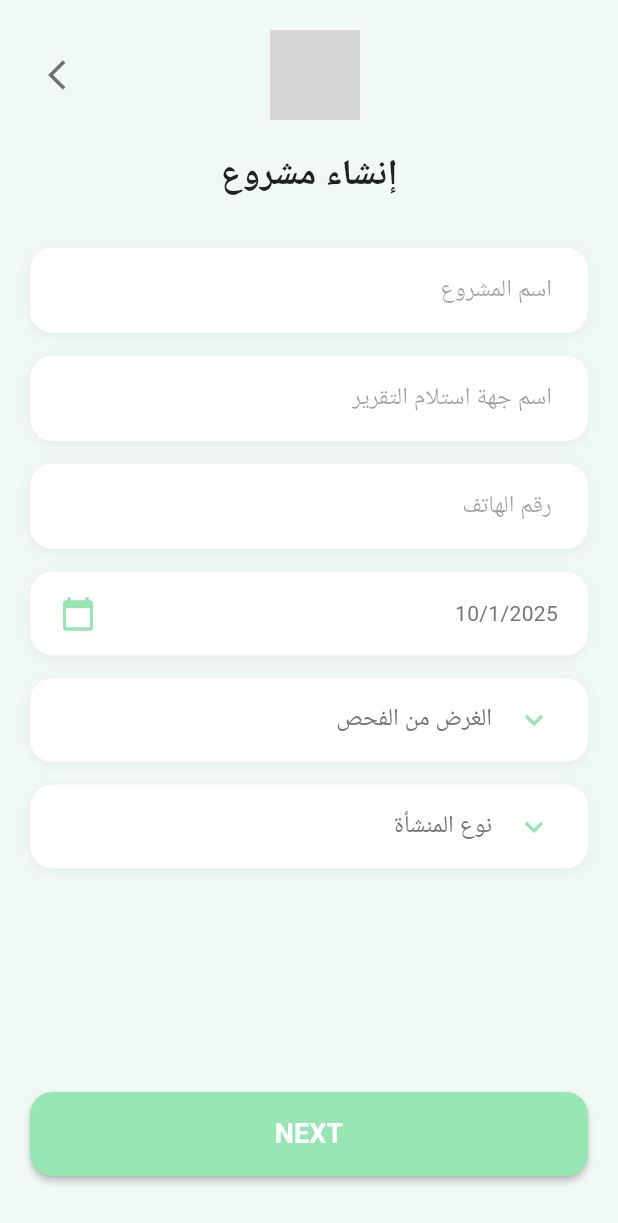
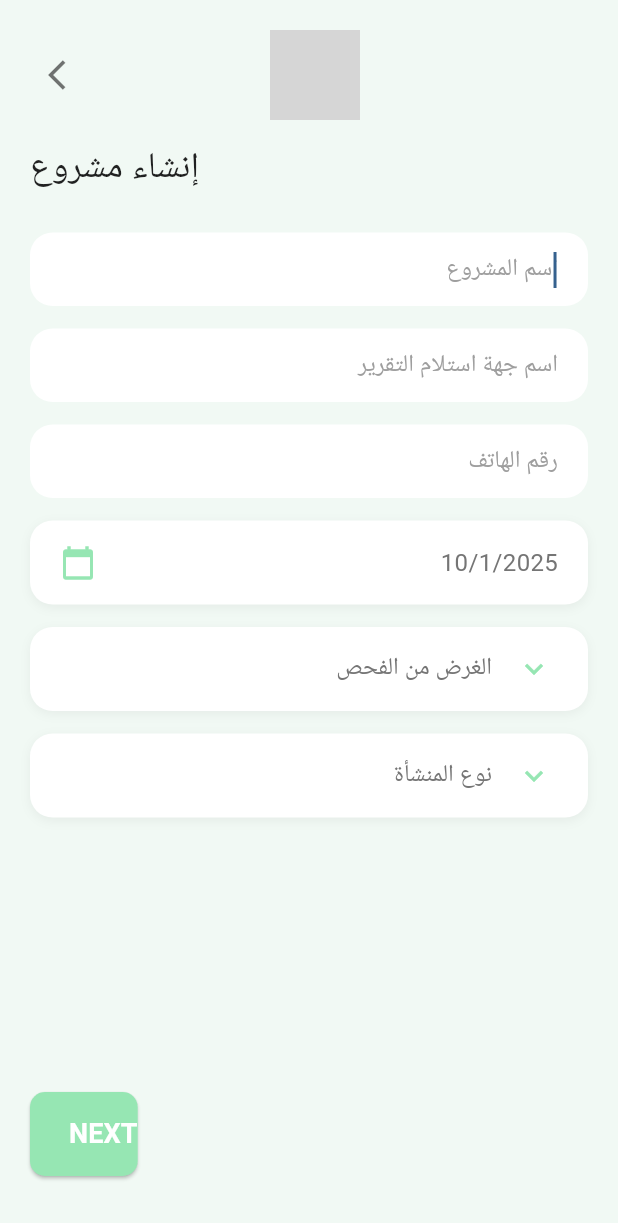
Before and after one commit to b0yx/ersi_dashboard, a Flutter app: the CreateProjectView screen opened by its route, on a phone screen of 412 x 824 dp. Shown: the top 1223 px of the screen. Run offline on Flutter 3.47's test engine with Material 3 defaults, Android fonts, the phone set to English and light mode, and no system bars; our stand-ins replace get, image_picker, shared_preferences; accounts and stored records are empty; grey boxes are pictures that could not be loaded.

Commit message:
This commit for Branch Ashraf

```diff
--- a/lib/app/modules/home/views/screen/create_project_view.dart
+++ b/lib/app/modules/home/views/screen/create_project_view.dart
@@ -1,9 +1,17 @@
+import 'package:ersei/app/core/constant/colors.dart';
+import 'package:ersei/app/core/constant/imagesassets.dart';
 import 'package:ersei/app/routes/app_pages.dart';
 import 'package:flutter/material.dart';
 import 'package:get/get.dart';
 
 import '../../controllers/create_project_controller.dart';
-
+import '../widget/custometext.dart';
+import '../widget/customtextformfield.dart';
+import '../widget/custom_date_picker.dart';
+import '../widget/custom_dropdown.dart';
+import '../widget/customelevetbutton.dart';
+import '../widget/custom_bottom_sheet.dart';
+import '../widget/custom_header.dart';
 
 class CreateProjectView extends GetView<CreateProjectController> {
   const CreateProjectView({Key? key}) : super(key: key);
@@ -11,226 +19,100 @@ class CreateProjectView extends GetView<CreateProjectController> {
   @override
   Widget build(BuildContext context) {
     return Scaffold(
-      backgroundColor: const Color(0xFFF1F9F4),
+      backgroundColor: ColorsApp.backgroundforapp,
       body: SafeArea(
-        child: LayoutBuilder(
-          builder: (context, constraints) {
-            return SingleChildScrollView(
-              child: ConstrainedBox(
-                constraints: BoxConstraints(
-                  minHeight: constraints.maxHeight,
-                ),
-                child: IntrinsicHeight(
         child: Padding(
           padding: const EdgeInsets.all(20.0),
           child: Column(
             crossAxisAlignment: CrossAxisAlignment.start,
             children: [
-                        Row(
-                          children: [
-                            IconButton(
-                              onPressed: () => Get.back(),
-                              icon: const Icon(Icons.arrow_back_ios),
-                              color: Colors.black54,
-                            ),
-                            const Expanded(
-                              child: Center(
-                                child: Image(
-                                  image: AssetImage('images/ers.eilogo.png'),
-                                  height: 60,
-                                ),
-                              ),
-                            ),
-                            const SizedBox(width: 40),
-                          ],
+              CustomHeader(
+                onBackPressed: () => Get.back(),
+                logoPath: ImageAssets.applogo,
               ),
               const SizedBox(height: 20),
               const Center(
-                          child: Text(
-                            'إنشاء مشروع',
-                            style: TextStyle(
+                child: CustomText(
+                  text: 'إنشاء مشروع',
                   fontSize: 24,
+                  maxLine: 1,
                   fontWeight: FontWeight.bold,
                   color: Colors.black87,
                 ),
               ),
-                        ),
               const SizedBox(height: 30),
-                        _buildInputField(
-                          hint: 'اسم المشروع',
-                          textAlign: TextAlign.right,
-                        ),
-                        const SizedBox(height: 15),
-                        _buildInputField(
-                          hint: 'اسم جهة استلام التقرير',
-                          textAlign: TextAlign.right,
-                        ),
-                        const SizedBox(height: 15),
-                        _buildInputField(
-                          hint: 'رقم الهاتف',
-                          textAlign: TextAlign.right,
-                          keyboardType: TextInputType.phone,
-                        ),
-                        const SizedBox(height: 15),
-                        _buildDatePicker(context),
-                        const SizedBox(height: 15),
-                        _buildDropdownField(
-                          title: 'الغرض من الفحص',
-                          onTap: () => _showPurposeSelection(),
-                        ),
-                        const SizedBox(height: 15),
-                        _buildDropdownField(
-                          title: 'نوع المنشأة',
-                          onTap: () => _showBuildingTypeSelection(),
-                        ),
-                        const Spacer(),
-                        _buildNextButton(),
-                        const SizedBox(height: 20),
-                      ],
-                    ),
-                  ),
-                ),
-              ),
-            );
-          },
-        ),
-      ),
-    );
-  }
-
-  Widget _buildInputField({
-    required String hint,
-    TextAlign textAlign = TextAlign.left,
-    TextInputType? keyboardType,
-  }) {
-    return Container(
-      decoration: BoxDecoration(
-        color: Colors.white,
-        borderRadius: BorderRadius.circular(15),
-        boxShadow: [
-          BoxShadow(
-            color: Colors.black.withOpacity(0.05),
-            blurRadius: 5,
-            offset: const Offset(0, 2),
-          ),
-        ],
-      ),
-      child: TextFormField(
-        textAlign: textAlign,
-        keyboardType: keyboardType,
-        decoration: InputDecoration(
-          hintText: hint,
-          hintStyle: const TextStyle(color: Colors.black38),
-          border: OutlineInputBorder(
+              CustomTextFormField(
+                hintText: 'اسم المشروع',
+                textalign: TextAlign.right,
+                controller: TextEditingController(),
+                contentPadding:
+                    const EdgeInsets.symmetric(horizontal: 16, vertical: 12),
+                hintstyle: const TextStyle(color: Colors.grey),
+                keyboardType:
+                    TextInputType.text, // لتحديد لوحة المفاتيح المناسبة
+                fillColor: Colors.white, // تحديد خلفية الحقل باللون الأبيض
+                filled: true, // تأكيد أن الخلفية مليئة
+                borders: OutlineInputBorder(
                   borderRadius: BorderRadius.circular(15),
                   borderSide: BorderSide.none,
                 ),
+              ),
+              const SizedBox(height: 15),
+              CustomTextFormField(
                 contentPadding:
-              const EdgeInsets.symmetric(horizontal: 20, vertical: 16),
+                    const EdgeInsets.symmetric(horizontal: 16, vertical: 12),
+                hintText: 'اسم جهة استلام التقرير',
+                textalign: TextAlign.right,
+                controller: TextEditingController(),
+                hintstyle: const TextStyle(color: Colors.grey),
+                keyboardType: TextInputType.text,
+                fillColor: Colors.white, // تحديد خلفية الحقل باللون الأبيض
+                filled: true, // تأكيد أن الخلفية مليئة
+                borders: OutlineInputBorder(
+                  borderRadius: BorderRadius.circular(15),
+                  borderSide: BorderSide.none,
                 ),
               ),
-    );
-  }
-
-  Widget _buildDatePicker(BuildContext context) {
-    return InkWell(
-      onTap: () async {
-        final DateTime? picked = await showDatePicker(
-          context: context,
-          initialDate: controller.selectedDate.value,
-          firstDate: DateTime(2000),
-          lastDate: DateTime(2026),
-        );
-        if (picked != null) {
-          controller.updateDate(picked);
-        }
-      },
-      child: Container(
-        padding: const EdgeInsets.symmetric(horizontal: 20, vertical: 16),
-        decoration: BoxDecoration(
-          color: Colors.white,
+              const SizedBox(height: 15),
+              CustomTextFormField(
+                hintText: 'رقم الهاتف',
+                textalign: TextAlign.right,
+                controller: TextEditingController(),
+                contentPadding:
+                    const EdgeInsets.symmetric(horizontal: 16, vertical: 12),
+                hintstyle: const TextStyle(color: Colors.grey),
+                keyboardType: TextInputType.phone,
+                fillColor: Colors.white, // تحديد خلفية الحقل باللون الأبيض
+                filled: true,
+                borders: OutlineInputBorder(
                   borderRadius: BorderRadius.circular(15),
-          boxShadow: [
-            BoxShadow(
-              color: Colors.black.withOpacity(0.05),
-              blurRadius: 5,
-              offset: const Offset(0, 2),
+                  borderSide: BorderSide.none,
                 ),
-          ],
               ),
-        child: Row(
-          children: [
-            const Icon(
-              Icons.calendar_today,
-              color: Color(0xFF96E6B3),
+              const SizedBox(height: 15),
+              CustomDatePicker(
+                selectedDate: controller.selectedDate.value,
+                onDateChanged: controller.updateDate,
+              ),
+              const SizedBox(height: 15),
+              CustomDropdownField(
+                title: 'الغرض من الفحص',
+                onTap: _showPurposeSelection,
+              ),
+              const SizedBox(height: 15),
+              CustomDropdownField(
+                title: 'نوع المنشأة',
+                onTap: _showBuildingTypeSelection,
               ),
               const Spacer(),
-            Obx(() => Text(
-                  '${controller.selectedDate.value.day}/${controller.selectedDate.value.month}/${controller.selectedDate.value.year}',
-                  style: TextStyle(
-                    color: Colors.grey[600],
+              CustomElevatedButton(
+                label: 'NEXT',
+                backgroundColor: const Color(0xFF96E6B3),
+                textColor: Colors.white,
+                onPressed: () => Get.toNamed(Routes.INSPECTION_TYPES),
               ),
-                )),
+              const SizedBox(height: 20),
             ],
-        ),
-      ),
-    );
-  }
-
-  Widget _buildDropdownField({
-    required String title,
-    required VoidCallback onTap,
-  }) {
-    return InkWell(
-      onTap: onTap,
-      child: Container(
-        decoration: BoxDecoration(
-          color: Colors.white,
-          borderRadius: BorderRadius.circular(15),
-          boxShadow: [
-            BoxShadow(
-              color: Colors.black.withOpacity(0.05),
-              blurRadius: 5,
-              offset: const Offset(0, 2),
-            ),
-          ],
-        ),
-        child: ListTile(
-          title: Text(
-            title,
-            textAlign: TextAlign.right,
-            style: TextStyle(
-              color: Colors.grey[600],
-            ),
-          ),
-          trailing: const Icon(
-            Icons.keyboard_arrow_down,
-            color: Color(0xFF96E6B3),
-          ),
-        ),
-      ),
-    );
-  }
-
-  Widget _buildNextButton() {
-    return SizedBox(
-      width: double.infinity,
-      child: ElevatedButton(
-        onPressed: () => Get.toNamed(Routes.INSPECTION_TYPES),
-        style: ElevatedButton.styleFrom(
-          backgroundColor: const Color(0xFF96E6B3),
-          padding: const EdgeInsets.symmetric(vertical: 15),
-          shape: RoundedRectangleBorder(
-            borderRadius: BorderRadius.circular(15),
-          ),
-          elevation: 2,
-        ),
-        child: const Text(
-          'NEXT',
-          style: TextStyle(
-            color: Colors.white,
-            fontSize: 18,
-            fontWeight: FontWeight.bold,
           ),
         ),
       ),
@@ -239,70 +121,24 @@ class CreateProjectView extends GetView<CreateProjectController> {
 
   void _showPurposeSelection() {
     Get.bottomSheet(
-      Container(
-        decoration: const BoxDecoration(
-          color: Colors.white,
-          borderRadius: BorderRadius.vertical(top: Radius.circular(20)),
-        ),
-        child: ListView(
-          shrinkWrap: true,
-          padding: const EdgeInsets.symmetric(vertical: 20),
-          children: [
-            ListTile(
-              title: const Text('فحص سلامة المبنى', textAlign: TextAlign.right),
-              onTap: () {
-                controller.updatePurpose('فحص سلامة المبنى');
+      CustomBottomSheet(
+        options: ['فحص سلامة المبنى', 'فحص الصيانة الدورية'],
+        onSelect: (selected) {
+          controller.updatePurpose(selected);
           Get.back();
         },
-            ),
-            ListTile(
-              title:
-                  const Text('فحص الصيانة الدورية', textAlign: TextAlign.right),
-              onTap: () {
-                controller.updatePurpose('فحص الصيانة الدورية');
-                Get.back();
-              },
-            ),
-          ],
-        ),
       ),
     );
   }
 
   void _showBuildingTypeSelection() {
     Get.bottomSheet(
-      Container(
-        decoration: const BoxDecoration(
-          color: Colors.white,
-          borderRadius: BorderRadius.vertical(top: Radius.circular(20)),
-        ),
-        child: ListView(
-          shrinkWrap: true,
-          padding: const EdgeInsets.symmetric(vertical: 20),
-          children: [
-            ListTile(
-              title: const Text('سكني', textAlign: TextAlign.right),
-              onTap: () {
-                controller.updateBuildingType('سكني');
+      CustomBottomSheet(
+        options: ['سكني', 'تجاري', 'صناعي'],
+        onSelect: (selected) {
+          controller.updateBuildingType(selected);
           Get.back();
         },
-            ),
-            ListTile(
-              title: const Text('تجاري', textAlign: TextAlign.right),
-              onTap: () {
-                controller.updateBuildingType('تجاري');
-                Get.back();
-              },
-            ),
-            ListTile(
-              title: const Text('صناعي', textAlign: TextAlign.right),
-              onTap: () {
-                controller.updateBuildingType('صناعي');
-                Get.back();
-              },
-            ),
-          ],
-        ),
       ),
     );
   }
--- a/lib/app/modules/home/views/screen/home_view.dart
+++ b/lib/app/modules/home/views/screen/home_view.dart
@@ -3,6 +3,7 @@ import 'package:ersei/app/core/constant/imagesassets.dart';
 import 'package:ersei/app/modules/home/views/widget/custometext.dart';
 import 'package:ersei/app/modules/home/views/widget/custometextbutton.dart';
 import 'package:ersei/app/modules/home/views/widget/customicon.dart';
+import 'package:ersei/app/routes/app_pages.dart';
 import 'package:flutter/material.dart';
 import 'package:get/get.dart';
 
@@ -101,10 +102,8 @@ class HomeView extends GetView {
               Center(
                 child:customtextbutton.textButton(label: 'فحص جديد',
                     icon:customIcons.icon(Icons.add_circle_outline),
-                    onPressed: () {
-                          // () => Get.toNamed(Routes.CREATE_PROJECT,);
+                    onPressed: () => Get.toNamed(Routes.CREATE_PROJECT,)
 
-                    }
                 // TextButton(
                 //   onPressed: () => Get.toNamed(Routes.CREATE_PROJECT),
                 //   child: Row(
--- /dev/null
+++ b/lib/app/modules/home/views/widget/custom_date_picker.dart
@@ -0,0 +1,59 @@
+import 'package:flutter/material.dart';
+
+class CustomDatePicker extends StatelessWidget {
+  final DateTime selectedDate; // التاريخ الحالي
+  final ValueChanged<DateTime> onDateChanged; // الإجراء عند تغيير التاريخ
+
+  const CustomDatePicker({
+    Key? key,
+    required this.selectedDate,
+    required this.onDateChanged,
+  }) : super(key: key);
+
+  @override
+  Widget build(BuildContext context) {
+    return InkWell(
+      onTap: () async {
+        final DateTime? picked = await showDatePicker(
+          context: context,
+          initialDate: selectedDate,
+          firstDate: DateTime(2000),
+          lastDate: DateTime(2026),
+        );
+        if (picked != null && picked != selectedDate) {
+          onDateChanged(picked);
+        }
+      },
+      child: Container(
+        padding: const EdgeInsets.symmetric(horizontal: 20, vertical: 16),
+        decoration: BoxDecoration(
+          color: Colors.white,
+          borderRadius: BorderRadius.circular(15),
+          boxShadow: [
+            BoxShadow(
+              color: Colors.black.withOpacity(0.05),
+              blurRadius: 5,
+              offset: const Offset(0, 2),
+            ),
+          ],
+        ),
+        child: Row(
+          children: [
+            const Icon(
+              Icons.calendar_today,
+              color: Color(0xFF96E6B3),
+            ),
+            const Spacer(),
+            Text(
+              '${selectedDate.day}/${selectedDate.month}/${selectedDate.year}',
+              style: TextStyle(
+                color: Colors.grey[600],
+                fontSize: 16,
+              ),
+            ),
+          ],
+        ),
+      ),
+    );
+  }
+}
--- /dev/null
+++ b/lib/app/modules/home/views/widget/custom_dropdown.dart
@@ -0,0 +1,46 @@
+import 'package:flutter/material.dart';
+
+class CustomDropdownField extends StatelessWidget {
+  final String title; // النص الظاهر في الحقل
+  final VoidCallback onTap; // الحدث عند النقر
+
+  const CustomDropdownField({
+    Key? key,
+    required this.title,
+    required this.onTap,
+  }) : super(key: key);
+
+  @override
+  Widget build(BuildContext context) {
+    return InkWell(
+      onTap: onTap,
+      child: Container(
+        decoration: BoxDecoration(
+          color: Colors.white,
+          borderRadius: BorderRadius.circular(15),
+          boxShadow: [
+            BoxShadow(
+              color: Colors.black.withOpacity(0.05),
+              blurRadius: 5,
+              offset: const Offset(0, 2),
+            ),
+          ],
+        ),
+        child: ListTile(
+          title: Text(
+            title,
+            textAlign: TextAlign.right,
+            style: TextStyle(
+              color: Colors.grey[600],
+              fontSize: 16,
+            ),
+          ),
+          trailing: const Icon(
+            Icons.keyboard_arrow_down,
+            color: Color(0xFF96E6B3),
+          ),
+        ),
+      ),
+    );
+  }
+}
--- /dev/null
+++ b/lib/app/modules/home/views/widget/custom_header.dart
@@ -0,0 +1,34 @@
+import 'package:flutter/material.dart';
+
+class CustomHeader extends StatelessWidget {
+  final VoidCallback onBackPressed;
+  final String logoPath;
+
+  const CustomHeader({
+    Key? key,
+    required this.onBackPressed,
+    required this.logoPath,
+  }) : super(key: key);
+
+  @override
+  Widget build(BuildContext context) {
+    return Row(
+      children: [
+        IconButton(
+          onPressed: onBackPressed,
+          icon: const Icon(Icons.arrow_back_ios),
+          color: Colors.black54,
+        ),
+        const Expanded(
+          child: Center(
+            child: Image(
+              image: AssetImage('images/ers.eilogo.png'),
+              height: 60,
+            ),
+          ),
+        ),
+        const SizedBox(width: 40),
+      ],
+    );
+  }
+}
--- a/lib/app/modules/home/views/widget/custometext.dart
+++ b/lib/app/modules/home/views/widget/custometext.dart
@@ -12,9 +12,10 @@ class CustomText extends StatelessWidget {
 
   final int maxLine;
   final double height;
+  final TextAlign textAlign; // محاذاة النص (يمين، يسار، وسط...)
 
 
-  CustomText({
+  const CustomText({
     this.text = '',
     this.fontSize = 16,
     this.color = Colors.black,
@@ -22,6 +23,7 @@ class CustomText extends StatelessWidget {
     this.alignment = Alignment.topLeft,
     required this.maxLine,
     this.height = 1,
+    this.textAlign = TextAlign.start, // القيمة الافتراضية
   });
 
   @override
--- a/lib/app/modules/home/views/widget/customtextformfield.dart
+++ b/lib/app/modules/home/views/widget/customtextformfield.dart
@@ -1,8 +1,6 @@
 import 'package:flutter/material.dart';
 
-class CustomTextFormField extends StatelessWidget {
-
-
+class CustomTextFormField extends StatefulWidget {
   final String? labelText; // النص التوضيحي
   final String? hintText; // نص المساعدة
   final TextInputType keyboardType; // نوع لوحة المفاتيح
@@ -13,13 +11,12 @@ class CustomTextFormField extends StatelessWidget {
   final ValueChanged<String>? onChanged; // تنفيذ عند تغيير النص
   final Widget? prefixIcon; // أيقونة في البداية
   final Widget? suffixIcon; // أيقونة في النهاية
-  final Color?fillColor;
-  final bool?filled;
+  final Color? fillColor;
+  final bool? filled;
   final TextAlign textalign;
   final TextStyle hintstyle;
-  final EdgeInsetsGeometry contentPadding ;
+  final EdgeInsetsGeometry contentPadding;
   final InputBorder? borders;
-
 
   const CustomTextFormField({
     super.key,
@@ -39,34 +36,53 @@ class CustomTextFormField extends StatelessWidget {
     required this.hintstyle,
     required this.contentPadding,
     this.borders,
+  });
 
+  @override
+  _CustomTextFormFieldState createState() => _CustomTextFormFieldState();
+}
 
-  });
+class _CustomTextFormFieldState extends State<CustomTextFormField> {
+  late FocusNode _focusNode;
+
+  @override
+  void initState() {
+    super.initState();
+    _focusNode = FocusNode();
+  }
+
+  @override
+  void dispose() {
+    _focusNode.dispose();
+    super.dispose();
+  }
 
   @override
   Widget build(BuildContext context) {
     return TextFormField(
-      textAlign: textalign,
-      controller: controller,
-      initialValue: controller == null ? initialValue : null,
-      obscureText: obscureText,
-      keyboardType: keyboardType,
-      validator: validator,
-      onChanged: onChanged,
+      focusNode: _focusNode, // إضافة FocusNode هنا
+      textAlign: widget.textalign,
+      controller: widget.controller,
+      initialValue: widget.controller == null ? widget.initialValue : null,
+      obscureText: widget.obscureText,
+      keyboardType: widget.keyboardType,
+      validator: widget.validator,
+      onChanged: widget.onChanged,
+      autofocus: true, // تأكيد ظهور لوحة المفاتيح تلقائيًا عند التركيز
       decoration: InputDecoration(
-        labelText: labelText,
-        hintText: hintText,
-        hintStyle:hintstyle ,
-        fillColor:fillColor ,
-        filled: filled,
-        border: OutlineInputBorder(borderRadius: BorderRadius.circular(15),
-        borderSide: BorderSide.none),
-        contentPadding: contentPadding,
-        prefixIcon: prefixIcon,
-        suffixIcon: suffixIcon,
+        labelText: widget.labelText,
+        hintText: widget.hintText,
+        hintStyle: widget.hintstyle,
+        fillColor: widget.fillColor,
+        filled: widget.filled,
+        border: widget.borders ?? OutlineInputBorder(
+          borderRadius: BorderRadius.circular(15),
+          borderSide: BorderSide.none,
+        ),
+        contentPadding: widget.contentPadding,
+        prefixIcon: widget.prefixIcon,
+        suffixIcon: widget.suffixIcon,
       ),
-
     );
-
   }
 }
--- a/lib/main.dart
+++ b/lib/main.dart
@@ -24,7 +24,7 @@ class MyApp extends StatelessWidget {
         useMaterial3: true,
       ),
       debugShowCheckedModeBanner: false,
-      initialRoute: Routes.WELLCOME_VIEW, // المسار المبدئي
+      initialRoute: Routes.HOME, // المسار المبدئي
       getPages: AppPages.routes, // تحديد الروابط مع الـ Bindings
     );
   }
```
Also changed, not shown: lib/app/modules/home/views/widget/custom_bottom_sheet.dart (added, +37 -0 lines). Lines whose indentation alone changed are shown as unchanged.
